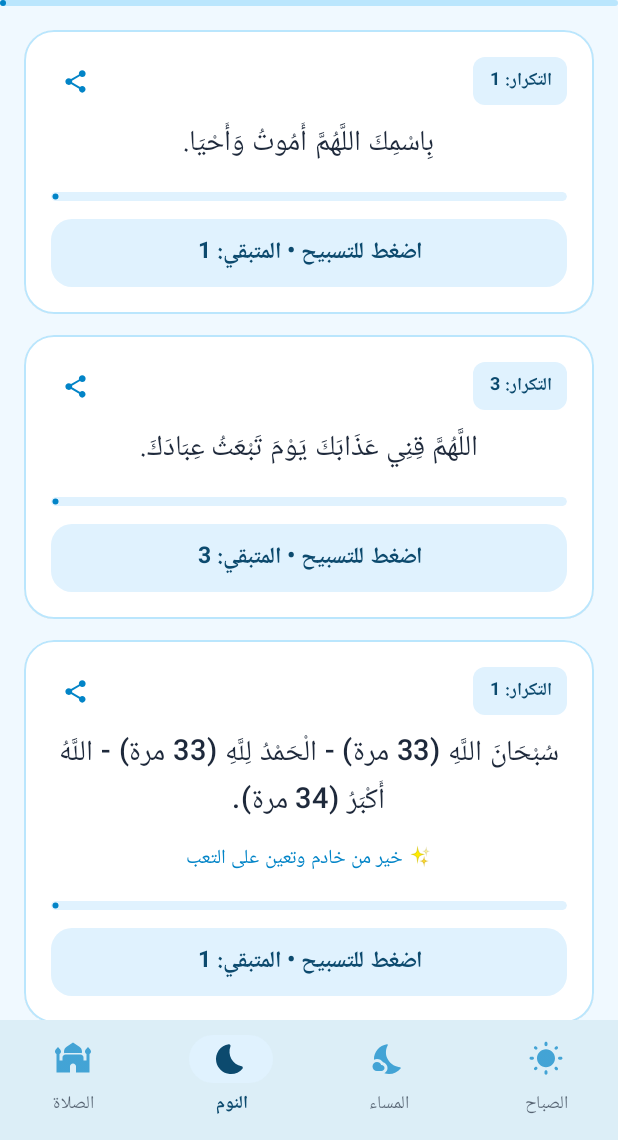
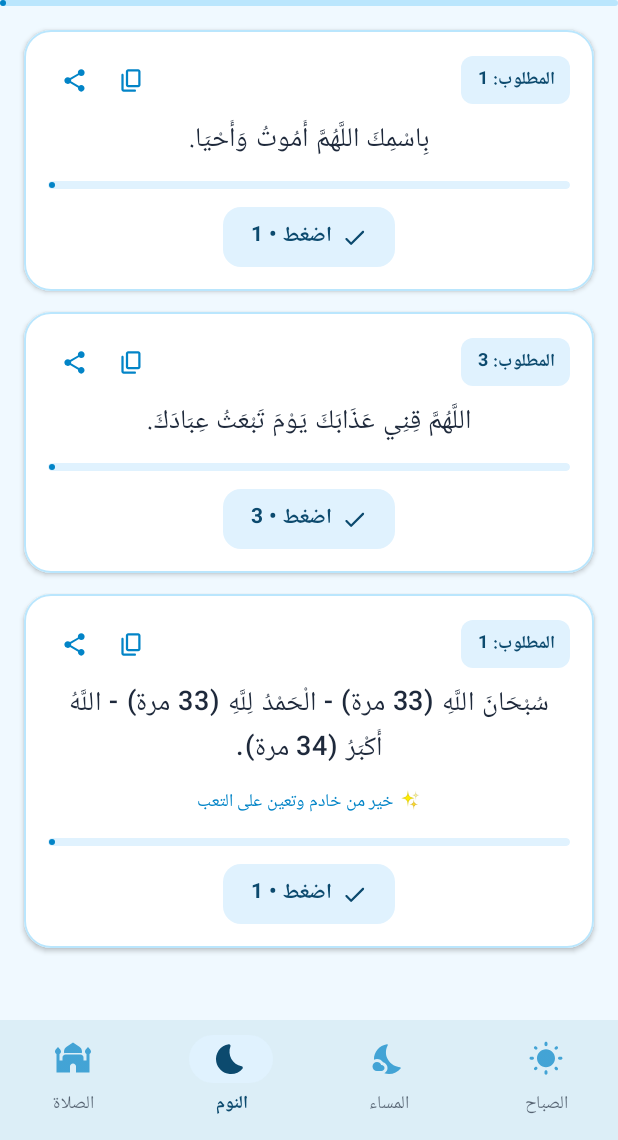
Before and after one commit to aswda5999-stack/TBF3, an Android app built with Jetpack Compose: the screen it shows after launch (MainActivity), item 3 of the bottom bar chosen, on a phone screen of 412 x 824 dp, the part 96-1236 px from its top. Run offline under Robolectric (Android 15) with nearby library versions, the phone set to English and light mode, and no system bars.

Commit message:
Update ZikrCard.kt

```diff
--- a/app/src/main/java/com/athar/muslim/ui/components/ZikrCard.kt
+++ b/app/src/main/java/com/athar/muslim/ui/components/ZikrCard.kt
@@ -1,15 +1,19 @@
 package com.athar.muslim.ui.components
 
+import android.content.ClipData
+import android.content.ClipboardManager
+import android.content.Context
 import android.content.Intent
+import android.widget.Toast
 import androidx.compose.animation.animateColorAsState
 import androidx.compose.animation.core.animateFloatAsState
 import androidx.compose.foundation.BorderStroke
-import androidx.compose.foundation.clickable
 import androidx.compose.foundation.layout.*
 import androidx.compose.foundation.shape.CircleShape
 import androidx.compose.foundation.shape.RoundedCornerShape
 import androidx.compose.material.icons.Icons
-import androidx.compose.material.icons.rounded.CheckCircle
+import androidx.compose.material.icons.rounded.Check
+import androidx.compose.material.icons.rounded.ContentCopy
 import androidx.compose.material.icons.rounded.Share
 import androidx.compose.material3.*
 import androidx.compose.runtime.Composable
@@ -37,36 +41,33 @@ fun ZikrCard(
     val haptics = LocalHapticFeedback.current
     val isDone = remainingCount == 0
 
-    val cardBg by animateColorAsState(
-        targetValue = if (isDone) SkyContainer.copy(alpha = 0.6f) else SkySurface,
-        label = "cardBg"
+    val buttonColor by animateColorAsState(
+        targetValue = if (isDone) BluePrimary else SkyContainer,
+        label = "buttonColor"
     )
-    val borderColor by animateColorAsState(
-        targetValue = if (isDone) BluePrimary.copy(alpha = 0.4f) else SkyAccent,
-        label = "borderColor"
+    val buttonContentColor by animateColorAsState(
+        targetValue = if (isDone) SkySurface else NavyDark,
+        label = "buttonContentColor"
     )
     val progress by animateFloatAsState(
         targetValue = (zikr.count - remainingCount).toFloat() / zikr.count.toFloat(),
         label = "zikrProgress"
     )
 
+    val formattedShareText = "${zikr.text}\n\n— تطبيق أثر مسلم"
+
     Card(
-        modifier = Modifier
-            .fillMaxWidth()
-            .clip(RoundedCornerShape(20.dp))
-            .clickable(enabled = !isDone) {
-                haptics.performHapticFeedback(HapticFeedbackType.TextHandleMove)
-                onDecrement()
-            },
-        shape = RoundedCornerShape(20.dp),
-        colors = CardDefaults.cardColors(containerColor = cardBg),
-        border = BorderStroke(1.dp, borderColor),
-        elevation = CardDefaults.cardElevation(defaultElevation = if (isDone) 0.dp else 2.dp)
+        modifier = Modifier.fillMaxWidth(),
+        shape = RoundedCornerShape(18.dp),
+        colors = CardDefaults.cardColors(containerColor = SkySurface),
+        border = BorderStroke(1.dp, SkyAccent),
+        elevation = CardDefaults.cardElevation(defaultElevation = 2.dp)
     ) {
         Column(
-            modifier = Modifier.padding(18.dp),
+            modifier = Modifier.padding(16.dp),
             horizontalAlignment = Alignment.CenterHorizontally
         ) {
+            // شريط علوي صغير: عدد التكرار الأصلي + زر نسخ + زر مشاركة
             Row(
                 modifier = Modifier.fillMaxWidth(),
                 horizontalArrangement = Arrangement.SpaceBetween,
@@ -77,7 +78,7 @@ fun ZikrCard(
                     shape = RoundedCornerShape(8.dp)
                 ) {
                     Text(
-                        text = "التكرار: ${zikr.count}",
+                        text = "المطلوب: ${zikr.count}",
                         modifier = Modifier.padding(horizontal = 10.dp, vertical = 4.dp),
                         fontSize = 12.sp,
                         fontWeight = FontWeight.Bold,
@@ -85,15 +86,33 @@ fun ZikrCard(
                     )
                 }
 
+                Row(horizontalArrangement = Arrangement.spacedBy(4.dp)) {
+                    IconButton(
+                        onClick = {
+                            val clipboard = context.getSystemService(Context.CLIPBOARD_SERVICE) as ClipboardManager
+                            val clip = ClipData.newPlainText("zikr", formattedShareText)
+                            clipboard.setPrimaryClip(clip)
+                            Toast.makeText(context, "تم نسخ الذكر", Toast.LENGTH_SHORT).show()
+                        },
+                        modifier = Modifier.size(34.dp)
+                    ) {
+                        Icon(
+                            imageVector = Icons.Rounded.ContentCopy,
+                            contentDescription = "نسخ",
+                            tint = BluePrimary,
+                            modifier = Modifier.size(18.dp)
+                        )
+                    }
+
                     IconButton(
                         onClick = {
                             val sendIntent = Intent(Intent.ACTION_SEND).apply {
                                 type = "text/plain"
-                            putExtra(Intent.EXTRA_TEXT, "${zikr.text}\n\n— تطبيق أثر مسلم")
+                                putExtra(Intent.EXTRA_TEXT, formattedShareText)
                             }
                             context.startActivity(Intent.createChooser(sendIntent, "مشاركة الذكر"))
                         },
-                    modifier = Modifier.size(32.dp)
+                        modifier = Modifier.size(34.dp)
                     ) {
                         Icon(
                             imageVector = Icons.Rounded.Share,
@@ -103,35 +122,39 @@ fun ZikrCard(
                         )
                     }
                 }
+            }
 
-            Spacer(modifier = Modifier.height(10.dp))
+            Spacer(modifier = Modifier.height(8.dp))
 
+            // نص الذكر
             Text(
                 text = zikr.text,
-                fontSize = 19.sp,
-                lineHeight = 32.sp,
+                fontSize = 18.sp,
+                lineHeight = 30.sp,
                 textAlign = TextAlign.Center,
                 fontWeight = FontWeight.Medium,
-                color = if (isDone) NavyDark.copy(alpha = 0.55f) else TextBody
+                color = TextBody
             )
 
+            // الفضل أو الفائدة إن وجدت
             if (zikr.benefit.isNotEmpty()) {
-                Spacer(modifier = Modifier.height(10.dp))
+                Spacer(modifier = Modifier.height(8.dp))
                 Text(
                     text = "✨ ${zikr.benefit}",
-                    fontSize = 13.sp,
+                    fontSize = 12.sp,
                     textAlign = TextAlign.Center,
                     color = BluePrimary
                 )
             }
 
-            Spacer(modifier = Modifier.height(16.dp))
+            Spacer(modifier = Modifier.height(12.dp))
 
+            // شريط التقدم الخاص بالذكر
             LinearProgressIndicator(
                 progress = { progress },
                 modifier = Modifier
                     .fillMaxWidth()
-                    .height(6.dp)
+                    .height(5.dp)
                     .clip(CircleShape),
                 color = BluePrimary,
                 trackColor = SkyContainer,
@@ -139,40 +162,36 @@ fun ZikrCard(
 
             Spacer(modifier = Modifier.height(12.dp))
 
-            Surface(
-                shape = RoundedCornerShape(14.dp),
-                color = if (isDone) BluePrimary else SkyContainer,
-                modifier = Modifier.fillMaxWidth()
+            // زر العداد المصغّر (يتلوّن الزر فقط عند الاكتمال)
+            Button(
+                onClick = {
+                    if (!isDone) {
+                        haptics.performHapticFeedback(HapticFeedbackType.TextHandleMove)
+                        onDecrement()
+                    }
+                },
+                shape = RoundedCornerShape(12.dp),
+                colors = ButtonDefaults.buttonColors(
+                    containerColor = buttonColor,
+                    contentColor = buttonContentColor,
+                    disabledContainerColor = BluePrimary,
+                    disabledContentColor = SkySurface
+                ),
+                contentPadding = PaddingValues(horizontal = 18.dp, vertical = 8.dp),
+                modifier = Modifier.height(40.dp)
             ) {
-                Row(
-                    modifier = Modifier.padding(vertical = 10.dp),
-                    horizontalArrangement = Arrangement.Center,
-                    verticalAlignment = Alignment.CenterVertically
-                ) {
-                    if (isDone) {
                 Icon(
-                            imageVector = Icons.Rounded.CheckCircle,
+                    imageVector = Icons.Rounded.Check,
                     contentDescription = null,
-                            tint = SkySurface,
-                            modifier = Modifier.size(20.dp)
+                    modifier = Modifier.size(18.dp)
                 )
                 Spacer(modifier = Modifier.width(6.dp))
                 Text(
-                            text = "اكتمل الذكر",
+                    text = if (isDone) "اضغط • مكتمل ($remainingCount)" else "اضغط • $remainingCount",
                     fontWeight = FontWeight.Bold,
-                            color = SkySurface,
-                            fontSize = 15.sp
-                        )
-                    } else {
-                        Text(
-                            text = "اضغط للتسبيح • المتبقي: $remainingCount",
-                            fontWeight = FontWeight.Bold,
-                            color = NavyDark,
-                            fontSize = 15.sp
+                    fontSize = 14.sp
                 )
             }
         }
     }
 }
-    }
-}
```
Lines whose indentation alone changed are shown as unchanged.
